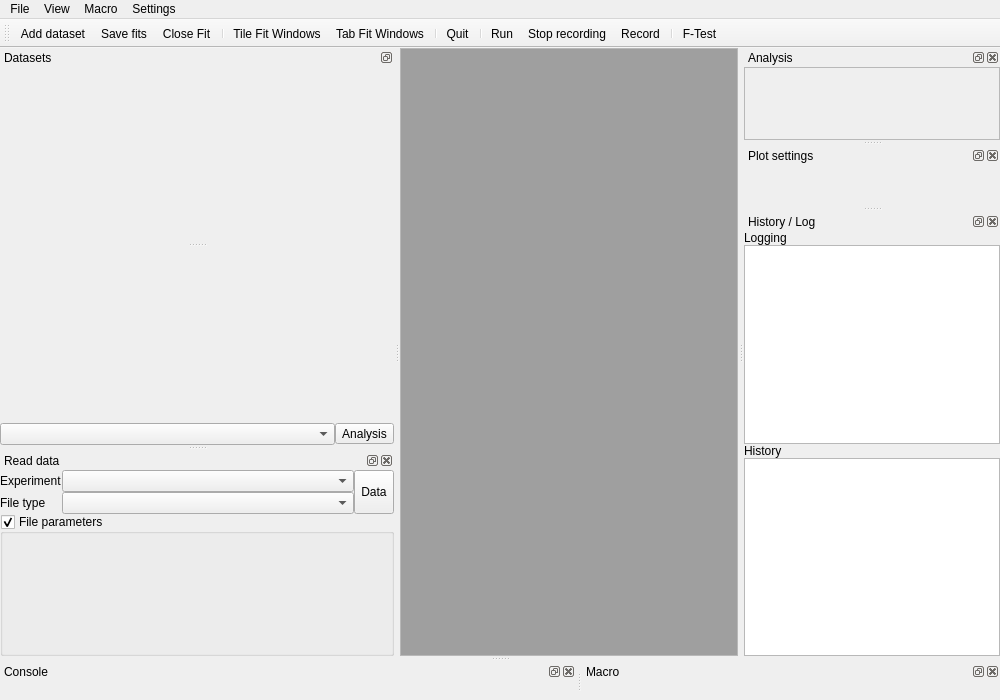
The window that chisurf/gui/gui.ui (Fluorescence-Tools/chisurf) describes before a commit, drawn with Qt 5.
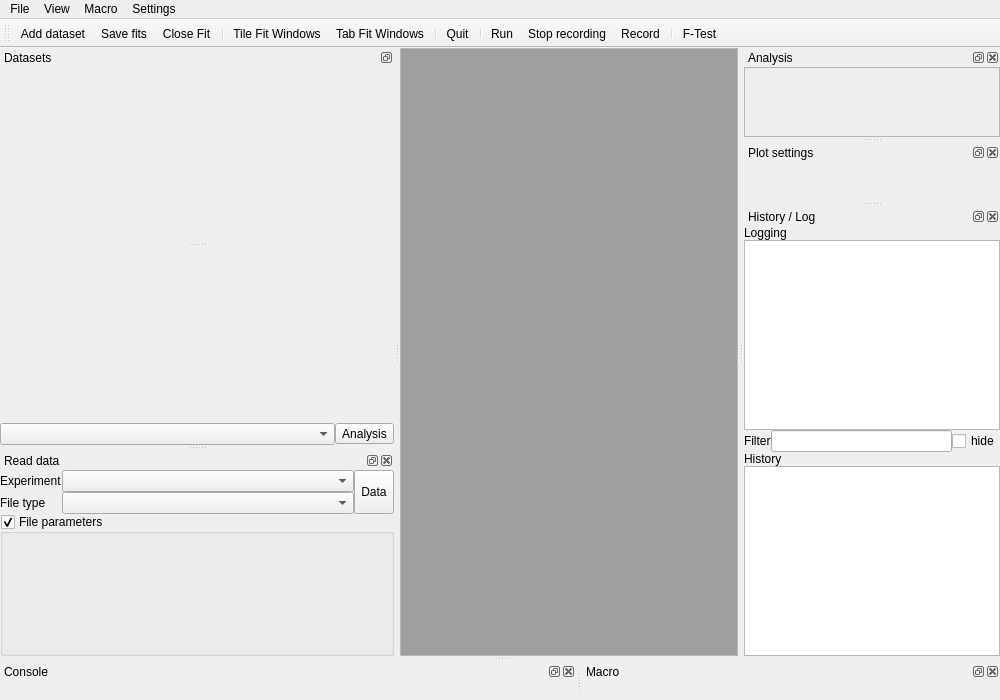
The same window after the commit. Icons and pictures are not drawn.

Commit message:
Update log widget to `QListWidget` and add filtering functionality
- Replaced `QPlainTextEdit` with `QListWidget` for log display.
- Added filter input field and checkbox to hide filtered items.
- Introduced extended selection and uniform item sizes for log entries.

```diff
--- a/chisurf/gui/gui.ui
+++ b/chisurf/gui/gui.ui
@@ -138,7 +138,7 @@
           <x>0</x>
           <y>0</y>
           <width>254</width>
-          <height>71</height>
+          <height>69</height>
          </rect>
         </property>
         <property name="sizePolicy">
@@ -584,7 +584,35 @@
       </widget>
      </item>
      <item>
-      <widget class="QPlainTextEdit" name="plainTextEditLog"/>
+      <widget class="QListWidget" name="plainTextEditLog">
+       <property name="selectionMode">
+        <enum>QAbstractItemView::ExtendedSelection</enum>
+       </property>
+       <property name="uniformItemSizes">
+        <bool>true</bool>
+       </property>
+      </widget>
+     </item>
+     <item>
+      <layout class="QHBoxLayout" name="horizontalLayout">
+       <item>
+        <widget class="QLabel" name="label_3">
+         <property name="text">
+          <string>Filter</string>
+         </property>
+        </widget>
+       </item>
+       <item>
+        <widget class="QLineEdit" name="lineEdit_LogFilter"/>
+       </item>
+       <item>
+        <widget class="QCheckBox" name="checkBox_filter_hide">
+         <property name="text">
+          <string>hide</string>
+         </property>
+        </widget>
+       </item>
+      </layout>
      </item>
      <item>
       <widget class="QLabel" name="label_2">
```
